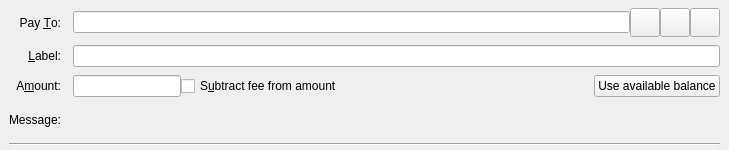
This is src/qt/forms/sendcoinsentry.ui in deeponion/deeponion as Qt 5 draws it before an edit. The edited form follows.
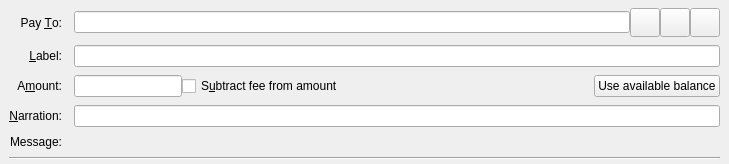
This is the edited form. Icons and pictures are not drawn. Custom widgets are drawn as their Qt base class.

Patch:
```diff
--- a/src/qt/forms/sendcoinsentry.ui
+++ b/src/qt/forms/sendcoinsentry.ui
@@ -187,6 +187,26 @@
      </layout>
     </item>
     <item row="3" column="0">
+     <widget class="QLabel" name="labellNarration">
+      <property name="text">
+       <string>&amp;Narration:</string>
+      </property>
+      <property name="alignment">
+       <set>Qt::AlignRight|Qt::AlignTrailing|Qt::AlignVCenter</set>
+      </property>
+      <property name="buddy">
+       <cstring>addAsNarration</cstring>
+      </property>
+     </widget>
+    </item>
+    <item row="3" column="1">
+     <widget class="QLineEdit" name="addAsNarration">
+      <property name="toolTip">
+       <string>Enter a short note to send with payment (max 24 characters) - only available for payment to Stealth Address</string>
+      </property>
+     </widget>
+    </item>
+    <item row="4" column="0">
      <widget class="QLabel" name="messageLabel">
       <property name="text">
        <string>Message:</string>
@@ -196,7 +216,7 @@
       </property>
      </widget>
     </item>
-    <item row="3" column="1">
+    <item row="4" column="1">
      <widget class="QLabel" name="messageTextLabel">
       <property name="toolTip">
        <string>A message that was attached to the litecoin: URI which will be stored with the transaction for your reference. Note: This message will not be sent over the DeepOnion network.</string>
@@ -206,7 +226,7 @@
       </property>
      </widget>
     </item>
-    <item row="4" column="0" colspan="2">
+    <item row="5" column="0" colspan="2">
      <widget class="Line" name="line">
       <property name="orientation">
        <enum>Qt::Horizontal</enum>
```
